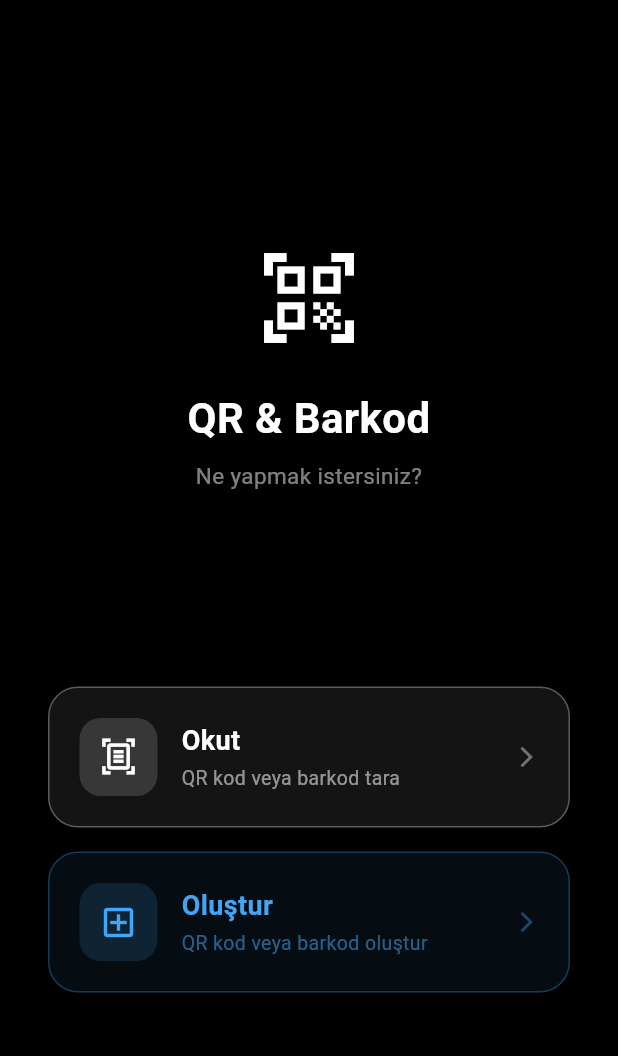
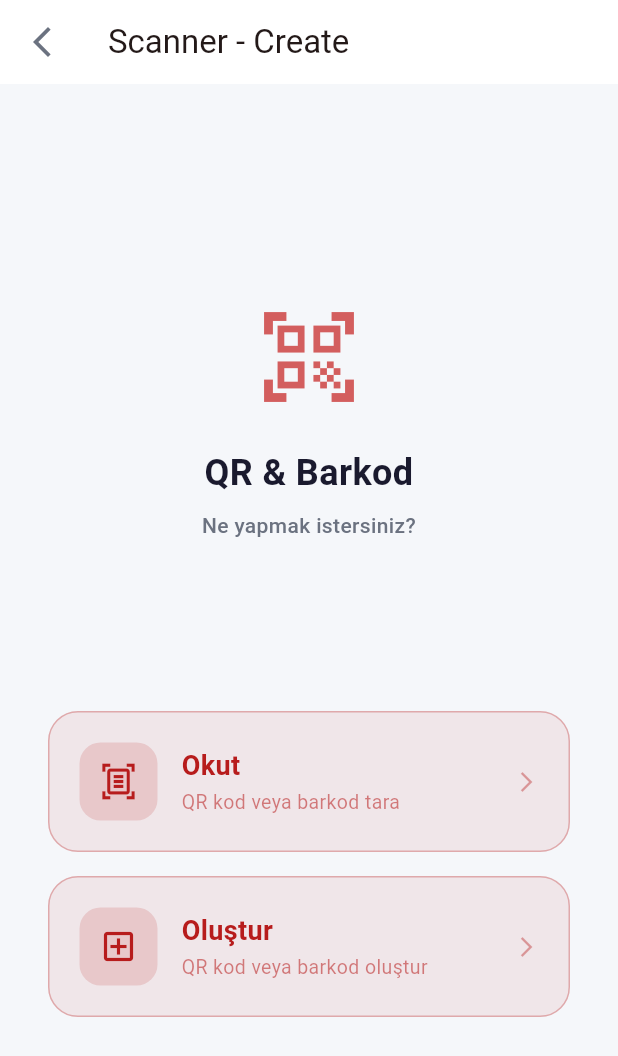
Before and after one commit to yusufkrrt/widgets, a Flutter app: the QrCreatorScannerScreen screen opened by its route, after a tap on "Okut", after a tap on the "arrow back ios new" icon, on a phone screen of 412 x 824 dp. Shown: the top 1056 px of the screen. Run offline on Flutter 3.47's test engine with Material 3 defaults, Android fonts, the phone set to English and light mode, and no system bars; our stand-ins replace barcode_widget, easy_localization, file_picker, fl_chart, flutter_map, geolocator and 8 more; missing offline and left inert: image_gallery_saver_plus, mobile_scanner.

Commit message:
theme update for qr-barcode screens

```diff
--- a/lib/app/core/constants/color.dart
+++ b/lib/app/core/constants/color.dart
@@ -4,6 +4,8 @@ abstract class ColorConstants {
   ColorConstants._();
 
   static const Color primary = Color(0xFFB71C1C);
+  static const Color cardPrimary = Color(0xFFD35E5E);
+  static const Color cardSecondary = Color(0xFF832929);
   static const Color primaryLight = Color(0xFFFDE8E9);
   static const Color backgroundColor = Color(0xFFF5F7FA);
   static const Color cardBackground = Colors.white;
--- a/lib/app/core/widgets/app_bar.dart
+++ b/lib/app/core/widgets/app_bar.dart
@@ -4,6 +4,7 @@ class AppBarWidget extends StatelessWidget implements PreferredSizeWidget {
   const AppBarWidget({
     required this.context,
     this.titleWidget,
+    this.leading,
     this.titleLeftPadding = 0,
     this.actions,
     super.key,
@@ -11,6 +12,7 @@ class AppBarWidget extends StatelessWidget implements PreferredSizeWidget {
 
   final BuildContext context;
   final Widget? titleWidget;
+  final Widget? leading;
   final double titleLeftPadding;
   final List<Widget>? actions;
 
@@ -21,6 +23,7 @@ class AppBarWidget extends StatelessWidget implements PreferredSizeWidget {
   Widget build(BuildContext context) => AppBar(
         backgroundColor: Colors.white,
         elevation: 0,
+        leading: leading,
         title: Padding(
           padding: EdgeInsets.only(left: titleLeftPadding),
           child: titleWidget,
--- a/lib/app/modules/home/screen.dart
+++ b/lib/app/modules/home/screen.dart
@@ -238,14 +238,14 @@ class _QuickActionsGrid extends StatelessWidget {
               ActionCard(
                   icon: Icons.folder,
                   label: 'File Picker',
-                  color: const Color(0xFFDAB356),
+                  color: const Color(0xFFAF8D3A),
                   description: 'Dosya fotoğraf vs seçme',
                   onTap:()=>Get.toNamed(AppPaths.file_picker)
               ),
               ActionCard(
                   icon: Icons.qr_code,
                   label: 'Scanner',
-                  color: const Color(0xFFDAB356),
+                  color: const Color(0xFF423595),
                   description: 'QR/Barkod oluştur ve okut.',
                   onTap:()=>Get.toNamed(AppPaths.qr_creator_scanner)
               ),
--- a/lib/app/modules/map_webview/screen.dart
+++ b/lib/app/modules/map_webview/screen.dart
@@ -17,6 +17,10 @@ class MapScreen extends GetView<MapWebviewController> {
       backgroundColor: ColorConstants.backgroundColor,
       appBar: AppBarWidget(
         context: context,
+        leading: IconButton(
+          onPressed: () => Get.back(),
+          icon: const Icon(Icons.arrow_back_ios_new, color: Color(0xFF6B7280)),
+        ),
         titleWidget: const Text('Genişletilmiş Map'),
       ),
       body: Obx(
--- a/lib/app/modules/qr_creator_scanner/scan_screen.dart
+++ b/lib/app/modules/qr_creator_scanner/scan_screen.dart
@@ -1,8 +1,11 @@
+
+import 'package:ogrenme/app/core/constants/color.dart';
+import 'package:ogrenme/app/core/constants/text_style.dart';
+import 'package:ogrenme/app/core/widgets/app_bar.dart';
 import 'package:flutter/material.dart';
-import 'package:flutter/services.dart';
 import 'package:get/get.dart';
 import 'package:mobile_scanner/mobile_scanner.dart';
-
+import 'package:flutter/services.dart';
 import 'controller.dart';
 import 'widgets/custom_widget.dart';
 
@@ -11,7 +14,26 @@ class ScanScreen extends GetView<QrCreatorScannerController> {
 
   @override
   Widget build(BuildContext context) => Scaffold(
-    backgroundColor: Colors.black,
+    backgroundColor: ColorConstants.backgroundColor,
+    appBar: AppBarWidget(
+      context: context,
+      leading: IconButton(
+        onPressed: controller.goBack,
+        icon: const Icon(Icons.arrow_back_ios_new, color: Color(0xFF6B7280)),
+      ),
+      titleWidget: Text('Tara', style: TextStyleConstants.heading2.copyWith(color: ColorConstants.textPrimary)),
+      actions: [
+        IconButton(
+          onPressed: controller.toggleFlash,
+          icon: const Icon(Icons.flash_on_outlined),
+          // color parametresi yok, iconTheme ile AppBar'dan alınır
+        ),
+        IconButton(
+          onPressed: controller.switchCamera,
+          icon: const Icon(Icons.flip_camera_ios_outlined),
+        ),
+      ],
+    ),
     body: Stack(
       children: [
         MobileScanner(
@@ -19,57 +41,6 @@ class ScanScreen extends GetView<QrCreatorScannerController> {
           onDetect: controller.onDetect,
         ),
         const ScannerOverlay(),
-
-        // Üst bar
-        SafeArea(
-          child: Padding(
-            padding: const EdgeInsets.symmetric(
-              horizontal: 16,
-              vertical: 8,
-            ),
-            child: Row(
-              mainAxisAlignment: MainAxisAlignment.spaceBetween,
-              children: [
-                IconButton(
-                  onPressed: controller.goBack,
-                  icon: const Icon(Icons.arrow_back_ios_new),
-                  style: IconButton.styleFrom(
-                    foregroundColor: Colors.white,
-                    backgroundColor: Colors.black38,
-                  ),
-                ),
-                const Text(
-                  'Tara',
-                  style: TextStyle(
-                    color: Colors.white,
-                    fontSize: 18,
-                    fontWeight: FontWeight.w600,
-                  ),
-                ),
-                Row(
-                  children: [
-                    IconButton(
-                      onPressed: controller.toggleFlash,
-                      icon: const Icon(Icons.flash_on_outlined),
-                      style: IconButton.styleFrom(
-                        foregroundColor: Colors.white,
-                        backgroundColor: Colors.black38,
-                      ),
-                    ),
-                    IconButton(
-                      onPressed: controller.switchCamera,
-                      icon: const Icon(Icons.flip_camera_ios_outlined),
-                      style: IconButton.styleFrom(
-                        foregroundColor: Colors.white,
-                        backgroundColor: Colors.black38,
-                      ),
-                    ),
-                  ],
-                ),
-              ],
-            ),
-          ),
-        ),
 
         // Sonuç kartı
         Obx(
@@ -81,8 +52,14 @@ class ScanScreen extends GetView<QrCreatorScannerController> {
                   child: Container(
                     padding: const EdgeInsets.all(16),
                     decoration: BoxDecoration(
-                color: Colors.white,
+                      color: ColorConstants.cardBackground,
                       borderRadius: BorderRadius.circular(16),
+                      boxShadow: [
+                        BoxShadow(
+                          color: Colors.black.withOpacity(0.05),
+                          blurRadius: 8,
+                        ),
+                      ],
                     ),
                     child: Row(
                       children: [
@@ -92,44 +69,29 @@ class ScanScreen extends GetView<QrCreatorScannerController> {
                             vertical: 4,
                           ),
                           decoration: BoxDecoration(
-                      color: Colors.blue.shade50,
+                            color: ColorConstants.primaryLight,
                             borderRadius: BorderRadius.circular(6),
                           ),
                           child: Text(
                             controller.lastScannedType.value,
-                      style: TextStyle(
-                        fontSize: 11,
-                        fontWeight: FontWeight.w600,
-                        color: Colors.blue.shade700,
+                            style: TextStyleConstants.body.copyWith(color: ColorConstants.primary, fontWeight: FontWeight.bold),
                           ),
                         ),
-                  ),
-                  const SizedBox(width: 10),
+                        const SizedBox(width: 12),
                         Expanded(
                           child: Text(
                             controller.lastScannedCode.value,
-                      style: const TextStyle(
-                        fontSize: 13,
-                        fontWeight: FontWeight.w500,
-                      ),
-                      maxLines: 2,
+                            style: TextStyleConstants.body.copyWith(color: ColorConstants.textPrimary, fontWeight: FontWeight.w500),
                             overflow: TextOverflow.ellipsis,
                           ),
                         ),
                         IconButton(
+                          icon: const Icon(Icons.copy),
+                          // color parametresi yok, iconTheme ile alınır
                           onPressed: () {
-                      Clipboard.setData(ClipboardData(
-                        text: controller.lastScannedCode.value,
-                      ));
-                      Get.snackbar(
-                        'Kopyalandı',
-                        'Kod panoya kopyalandı',
-                        snackPosition: SnackPosition.BOTTOM,
-                      );
+                            Clipboard.setData(ClipboardData(text: controller.lastScannedCode.value));
+                            Get.snackbar('Kopyalandı', 'Kod panoya kopyalandı', snackPosition: SnackPosition.BOTTOM);
                           },
-                    icon: const Icon(Icons.copy_outlined, size: 18),
-                    padding: EdgeInsets.zero,
-                    constraints: const BoxConstraints(),
                         ),
                       ],
                     ),
--- a/lib/app/modules/qr_creator_scanner/screen.dart
+++ b/lib/app/modules/qr_creator_scanner/screen.dart
@@ -1,6 +1,9 @@
 import 'package:flutter/material.dart';
+import 'package:ogrenme/app/core/constants/color.dart';
+import 'package:ogrenme/app/core/constants/text_style.dart';
 import 'package:get/get.dart';
 
+import '../../core/widgets/app_bar.dart';
 import 'controller.dart';
 import 'create_screen.dart';
 import 'scan_screen.dart';
@@ -17,13 +20,22 @@ class QrCreatorScannerScreen extends GetView<QrCreatorScannerController> {
         case ScannerMode.create:
           return const CreateScreen();
         case ScannerMode.none:
-          return _buildHome();
+          return _buildHome(context);
       }
     }),
   );
 
-  Widget _buildHome() => Scaffold(
-    backgroundColor: Colors.black,
+  Widget _buildHome(BuildContext context) => Scaffold(
+    backgroundColor: ColorConstants.backgroundColor,
+
+    appBar: AppBarWidget(
+      context: context,
+      leading: IconButton(
+        onPressed: () => Get.back(),
+        icon: const Icon(Icons.arrow_back_ios_new, color: Color(0xFF6B7280)),
+      ),
+      titleWidget: Text("Scanner - Create"),
+    ),
     body: SafeArea(
       child: Padding(
         padding: const EdgeInsets.all(32),
@@ -35,46 +47,40 @@ class QrCreatorScannerScreen extends GetView<QrCreatorScannerController> {
             // Logo / başlık
             const Icon(
               Icons.qr_code_scanner_outlined,
-              color: Colors.white,
+              color: ColorConstants.cardPrimary,
               size: 72,
             ),
             const SizedBox(height: 24),
-            const Text(
+            Text(
               'QR & Barkod',
               textAlign: TextAlign.center,
-              style: TextStyle(
-                color: Colors.white,
-                fontSize: 28,
-                fontWeight: FontWeight.w700,
-              ),
+              style: TextStyleConstants.heading1.copyWith(color: ColorConstants.textPrimary),
             ),
             const SizedBox(height: 8),
             Text(
               'Ne yapmak istersiniz?',
               textAlign: TextAlign.center,
-              style: TextStyle(
-                color: Colors.white.withOpacity(0.5),
-                fontSize: 15,
-              ),
+              style: TextStyleConstants.body.copyWith(color: ColorConstants.textSecondary),
             ),
 
             const Spacer(),
 
             // Okut butonu
-            _ModeButton(
+              _ModeButton(
               icon: Icons.document_scanner_outlined,
               label: 'Okut',
               subtitle: 'QR kod veya barkod tara',
+              color:  ColorConstants.primary,
               onTap: controller.goScan,
             ),
             const SizedBox(height: 16),
 
             // Oluştur butonu
-            _ModeButton(
+              _ModeButton(
               icon: Icons.add_box_outlined,
               label: 'Oluştur',
               subtitle: 'QR kod veya barkod oluştur',
-              color: Colors.blue.shade400,
+              color: ColorConstants.primary,
               onTap: controller.goCreate,
             ),
 
@@ -98,7 +104,7 @@ class _ModeButton extends StatelessWidget {
     required this.label,
     required this.subtitle,
     required this.onTap,
-    this.color = Colors.white,
+    this.color = ColorConstants.cardBackground,
   });
 
   @override
@@ -128,19 +134,12 @@ class _ModeButton extends StatelessWidget {
             children: [
               Text(
                 label,
-                style: TextStyle(
-                  color: color,
-                  fontSize: 18,
-                  fontWeight: FontWeight.w600,
-                ),
+                style: TextStyleConstants.heading2.copyWith(color: color, fontSize: 18, fontWeight: FontWeight.w600),
               ),
               const SizedBox(height: 2),
               Text(
                 subtitle,
-                style: TextStyle(
-                  color: color.withOpacity(0.55),
-                  fontSize: 13,
-                ),
+                style: TextStyleConstants.caption.copyWith(color: color.withOpacity(0.55), fontSize: 13),
               ),
             ],
           ),
--- a/lib/app/modules/qr_creator_scanner/widgets/custom_widget.dart
+++ b/lib/app/modules/qr_creator_scanner/widgets/custom_widget.dart
@@ -1,4 +1,6 @@
 import 'package:flutter/material.dart';
+import 'package:ogrenme/app/core/constants/color.dart';
+import 'package:ogrenme/app/core/constants/text_style.dart';
 
 class ScannerOverlay extends StatefulWidget {
   const ScannerOverlay({super.key});
@@ -37,7 +39,7 @@ class _ScannerOverlayState extends State<ScannerOverlay>
     const cornerLength = 28.0;
     const cornerWidth = 4.0;
     const cornerRadius = 10.0;
-    const cornerColor = Colors.white;
+    final cornerColor = ColorConstants.cardBackground;
 
     return Stack(
       alignment: Alignment.center,
@@ -50,13 +52,13 @@ class _ScannerOverlayState extends State<ScannerOverlay>
           ),
           child: Stack(
             children: [
-              Container(decoration: const BoxDecoration(color: Colors.black)),
+              Container(decoration: BoxDecoration(color: ColorConstants.textPrimary.withOpacity(0.02))),
               Center(
                 child: Container(
                   width: boxSize,
                   height: boxSize,
                   decoration: BoxDecoration(
-                    color: Colors.black,
+                    color: ColorConstants.cardBackground,
                     borderRadius: BorderRadius.circular(cornerRadius),
                   ),
                 ),
@@ -87,13 +89,13 @@ class _ScannerOverlayState extends State<ScannerOverlay>
             animation: _animation,
             builder: (_, __) => Align(
               alignment: Alignment(0, (_animation.value * 2) - 1),
-              child: Container(
+                  child: Container(
                 height: 2,
                 decoration: BoxDecoration(
                   gradient: LinearGradient(
                     colors: [
                       Colors.transparent,
-                      Colors.blue.shade400,
+                      ColorConstants.primary,
                       Colors.transparent,
                     ],
                   ),
@@ -107,12 +109,9 @@ class _ScannerOverlayState extends State<ScannerOverlay>
         // Alt yazı
         Positioned(
           bottom: MediaQuery.of(context).size.height / 2 - boxSize / 2 - 48,
-          child: const Text(
+          child: Text(
             'QR kod veya barkodu çerçeve içine alın',
-            style: TextStyle(
-              color: Colors.white70,
-              fontSize: 13,
-            ),
+            style: TextStyleConstants.caption.copyWith(color: ColorConstants.textSecondary),
           ),
         ),
       ],
```
Also changed, not shown: lib/app/modules/qr_creator_scanner/create_screen.dart (+52 -59 lines). Lines whose indentation alone changed are shown as unchanged.
